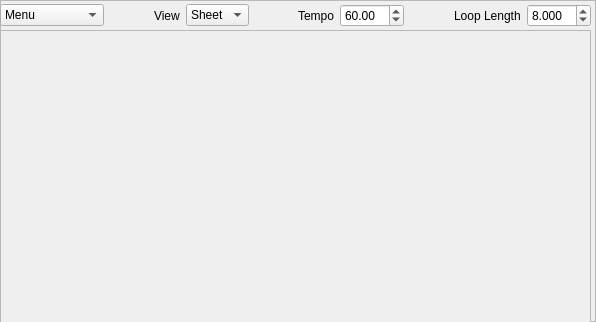
This is src/liveeventframe.ui in CsoundQt/CsoundQt as Qt 5 draws it before an edit. The edited form follows.
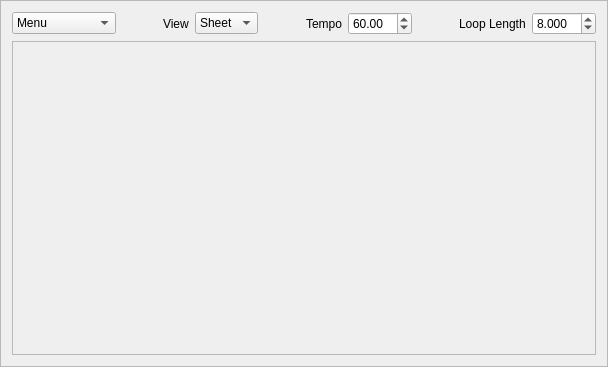
This is the edited form.

Diff of the .ui file:
```diff
--- a/src/liveeventframe.ui
+++ b/src/liveeventframe.ui
@@ -6,8 +6,8 @@
    <rect>
     <x>0</x>
     <y>0</y>
-    <width>596</width>
-    <height>322</height>
+    <width>608</width>
+    <height>367</height>
    </rect>
   </property>
   <property name="windowTitle">
@@ -19,15 +19,8 @@
   <property name="frameShadow">
    <enum>QFrame::Raised</enum>
   </property>
-  <widget class="QWidget" name="horizontalLayoutWidget">
-   <property name="geometry">
-    <rect>
-     <x>0</x>
-     <y>0</y>
-     <width>591</width>
-     <height>31</height>
-    </rect>
-   </property>
+  <layout class="QVBoxLayout" name="verticalLayout">
+   <item>
    <layout class="QHBoxLayout" name="horizontalLayout">
     <item>
      <widget class="QComboBox" name="actionComboBox">
@@ -161,16 +154,9 @@
      </widget>
     </item>
    </layout>
-  </widget>
+   </item>
+   <item>
   <widget class="QScrollArea" name="scrollArea">
-   <property name="geometry">
-    <rect>
-     <x>0</x>
-     <y>30</y>
-     <width>591</width>
-     <height>321</height>
-    </rect>
-   </property>
    <property name="widgetResizable">
     <bool>true</bool>
    </property>
@@ -179,12 +165,14 @@
      <rect>
       <x>0</x>
       <y>0</y>
-      <width>589</width>
-      <height>319</height>
+        <width>586</width>
+        <height>309</height>
      </rect>
     </property>
    </widget>
   </widget>
+   </item>
+  </layout>
  </widget>
  <resources/>
  <connections/>
```
Lines whose indentation alone changed are shown as unchanged.
